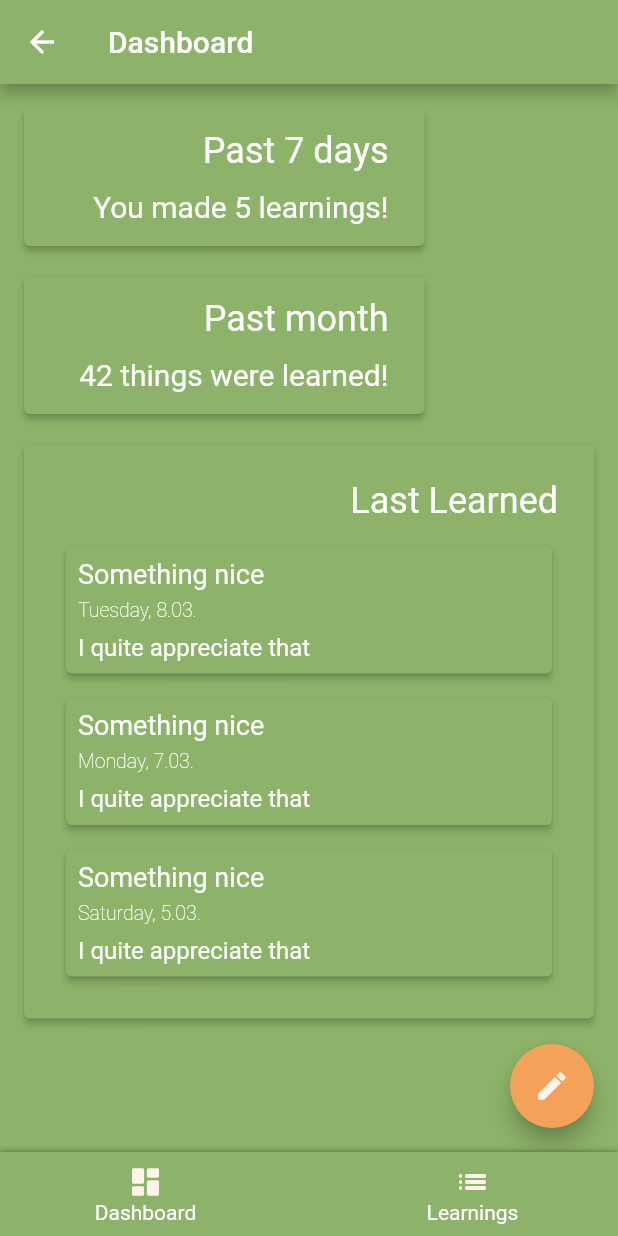
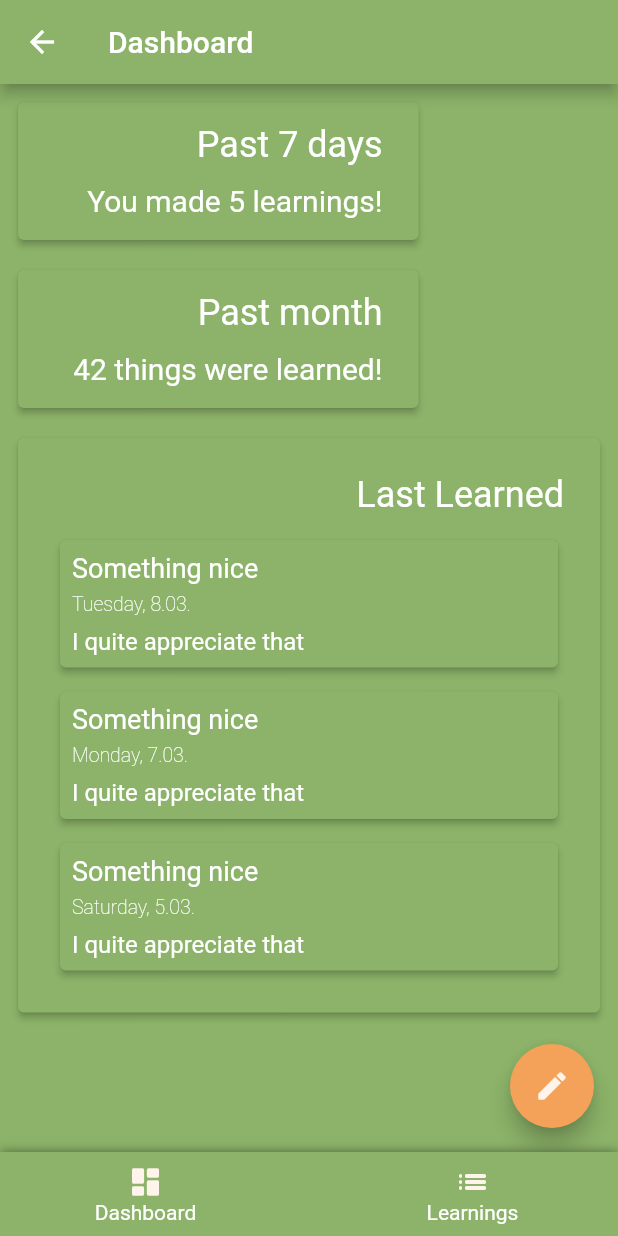
Before and after one commit to inf0rmatix/today_i_learned, a Flutter app: the _DashboardPageView screen opened directly, on a phone screen of 412 x 824 dp. Run offline on Flutter 3.47's test engine with Material 2 defaults, Android fonts, the phone set to English and light mode, and no system bars; our stand-ins replace bloc, easy_localization, flutter_bloc, freezed_annotation, go_router; generated files the repository leaves out were written again.

Commit message:
code cleanup

```diff
--- a/lib/src/create_learning/views/create_learning_page.dart
+++ b/lib/src/create_learning/views/create_learning_page.dart
@@ -1,7 +1,6 @@
 import 'package:flutter/material.dart';
 import 'package:flutter_bloc/flutter_bloc.dart';
 import 'package:today_i_learned/src/core/core.dart';
-import 'package:today_i_learned/src/core/widgets/custom_slider.dart';
 import 'package:today_i_learned/src/create_learning/blocs/blocs.dart';
 
 class CreateLearningPage extends StatelessWidget {
--- a/lib/src/dashboard/views/dashboard_page.dart
+++ b/lib/src/dashboard/views/dashboard_page.dart
@@ -34,8 +34,9 @@ class _DashboardPageView extends StatelessWidget {
         onPressed: () => context.goNamed(AppRoutes.createLearning),
       ),
       body: Padding(
-        padding: const EdgeInsets.all(AppSpacing.L),
+        padding: const EdgeInsets.symmetric(horizontal: AppSpacing.M),
         child: ListView(
+          padding: const EdgeInsets.symmetric(vertical: AppSpacing.M),
           children: [
             Wrap(
               spacing: AppSpacing.L,
@@ -45,10 +46,8 @@ class _DashboardPageView extends StatelessWidget {
                   selector: (state) => state.learningsPastSevenDays,
                   builder: (context, learningsPastSevenDays) {
                     return ScoreCard(
-                      title: LocaleKeys.dashboard_score_seven_days_title
-                          .translate(),
-                      subtitle:
-                          LocaleKeys.dashboard_score_seven_days_text.translate(
+                      title: LocaleKeys.dashboard_score_seven_days_title.translate(),
+                      subtitle: LocaleKeys.dashboard_score_seven_days_text.translate(
                         arguments: [learningsPastSevenDays.toString()],
                       ),
                     );
@@ -58,17 +57,14 @@ class _DashboardPageView extends StatelessWidget {
                   selector: (state) => state.learningsPastMonth,
                   builder: (context, learningsPastMonth) {
                     return ScoreCard(
-                      title: LocaleKeys.dashboard_score_past_month_title
-                          .translate(),
-                      subtitle:
-                          LocaleKeys.dashboard_score_past_month_text.translate(
+                      title: LocaleKeys.dashboard_score_past_month_title.translate(),
+                      subtitle: LocaleKeys.dashboard_score_past_month_text.translate(
                         arguments: [learningsPastMonth.toString()],
                       ),
                     );
                   },
                 ),
-                BlocSelector<DashboardCubit, DashboardState,
-                    List<LearningModel>>(
+                BlocSelector<DashboardCubit, DashboardState, List<LearningModel>>(
                   selector: (state) => state.mostRecentLearnings,
                   builder: (context, mostRecentLearnings) {
                     return LastLearned(learnings: mostRecentLearnings);
```
Also changed, not shown: lib/src/core/widgets/custom_bottom_navigation_bar.dart (+4 -6 lines).
